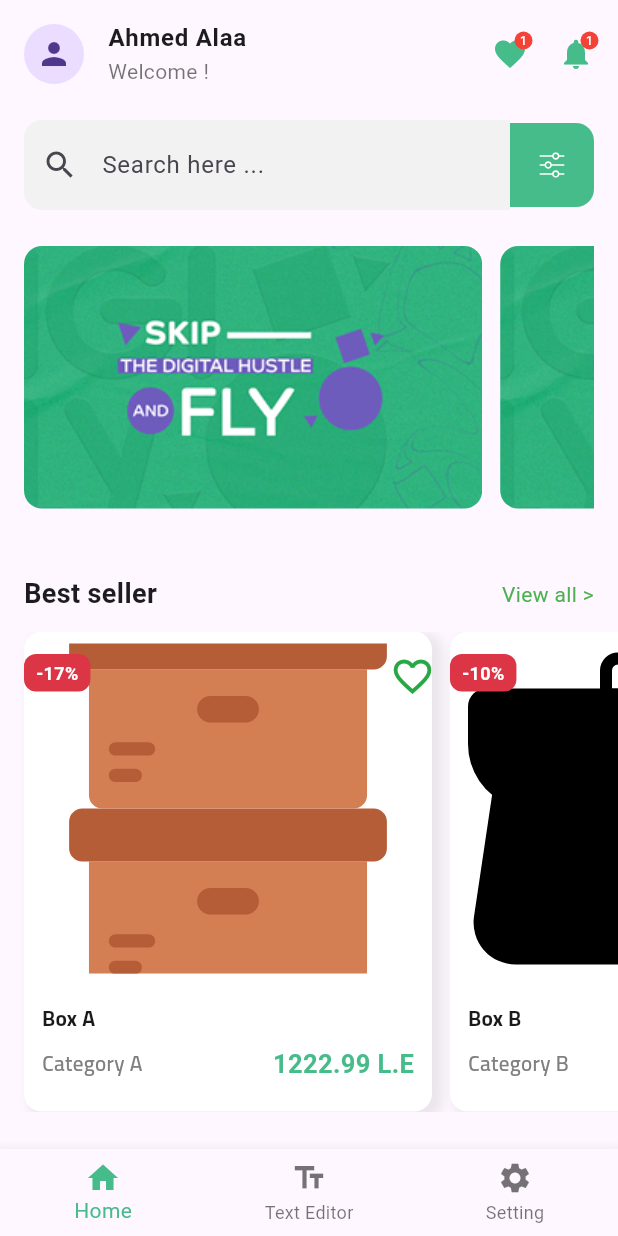
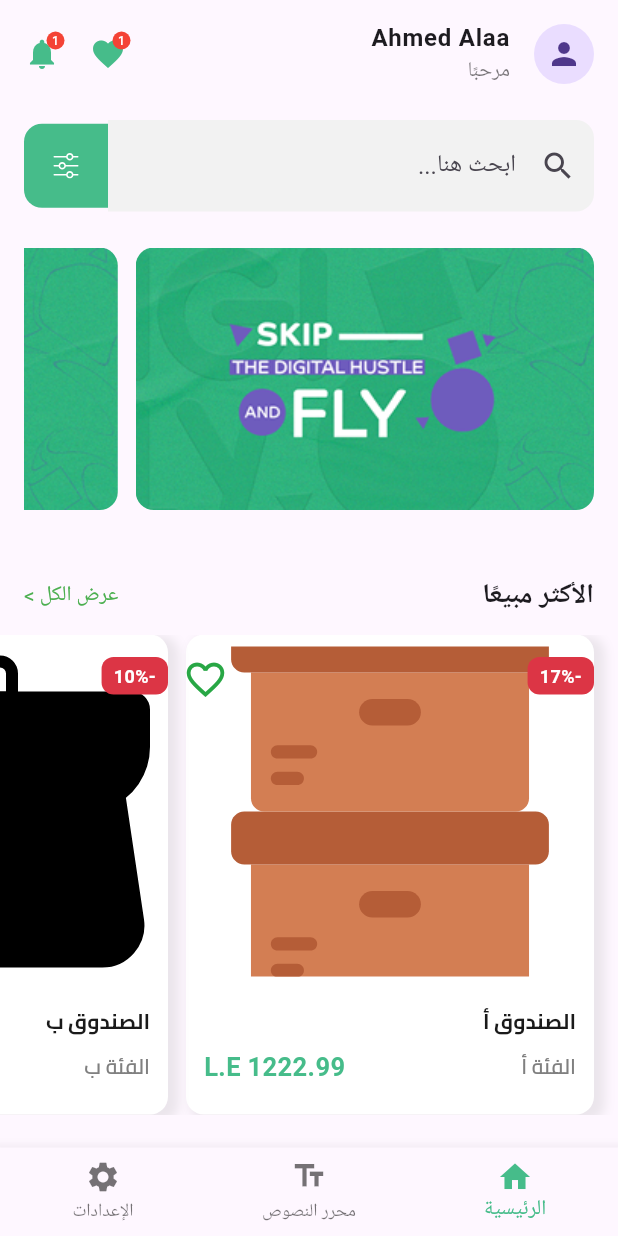
Before and after one commit to seifyaser/DigiFly, a Flutter app: the NavigationBartool screen opened by its route, on a phone screen of 412 x 824 dp. Run offline on Flutter 3.47's test engine with Material 3 defaults, Android fonts, the phone set to English and light mode, and no system bars; our stand-ins replace flutter_bloc, flutter_svg.

Commit message:
add localization strings to all screens

```diff
--- a/lib/main.dart
+++ b/lib/main.dart
@@ -18,6 +18,7 @@ class MyApp extends StatelessWidget {
     return BlocProvider(
       create: (context) => TextEditorCubit(),
       child: MaterialApp(
+        locale: Locale('ar'),
         localizationsDelegates: [
                 S.delegate,
                 GlobalMaterialLocalizations.delegate,
--- a/lib/presentation/AccountSettings/AccountScreen.dart
+++ b/lib/presentation/AccountSettings/AccountScreen.dart
@@ -1,3 +1,4 @@
+import 'package:digify/generated/l10n.dart';
 import 'package:digify/theme/appTheme.dart';
 import 'package:flutter/material.dart';
 import 'package:flutter_svg/flutter_svg.dart';
@@ -7,17 +8,18 @@ class AccountSettingsScreen extends StatelessWidget {
 
   @override
   Widget build(BuildContext context) {
+    final s = S.of(context);
     return Scaffold(
       appBar: AppBar(
         automaticallyImplyLeading: false,
-        title: const Center(child: Text('Setting')),
+        title: Center(child: Text(s.settingsTitle, style: Apptheme.buttonBoldprimary,)), // "Setting"
       ),
       body: ListView(
         padding: const EdgeInsets.all(16),
         children: [
           Row(
             children: [
-              CircleAvatar(radius: 30, child: Icon(Icons.person)),
+              const CircleAvatar(radius: 30, child: Icon(Icons.person)),
               const SizedBox(width: 16),
               Column(
                 crossAxisAlignment: CrossAxisAlignment.start,
@@ -35,61 +37,71 @@ class AccountSettingsScreen extends StatelessWidget {
               ),
             ],
           ),
+          const SizedBox(height: 30),
 
-          const SizedBox(height: 30),
-          const Text(
-            'Settings',
-            style: TextStyle(fontWeight: FontWeight.bold, fontSize: 14),
+          Text(
+            s.settingsTitle,
+            style: Apptheme.heading5,
           ),
+
           const SizedBox(height: 10),
+
           ListTile(
             leading: SvgPicture.asset(
               'assets/images/profileIcon.svg',
               height: 24,
             ),
-            title: const Text('Profile'),
+            title: Text(s.settingsProfile, style: Apptheme.heading4,),
             trailing: const Icon(Icons.chevron_right),
             onTap: () {
               Navigator.pushNamed(context, '/user-profile');
             },
           ),
+
           ListTile(
-            leading: SvgPicture.asset('assets/images/language.svg', height: 24),
-            title: const Text('Languages'),
+            leading: SvgPicture.asset(
+              'assets/images/language.svg',
+              height: 24,
+            ),
+            title: Text(s.settingsLanguages, style: Apptheme.heading4,),
             trailing: const Text('العربية', style: Apptheme.TextBold4),
             onTap: () {},
           ),
 
           const SizedBox(height: 30),
 
-          const Text(
-            'Contact us',
-            style: TextStyle(fontWeight: FontWeight.bold, fontSize: 14),
+          Text(
+            s.settingsCallUsBanner,
+            style: Apptheme.heading5,
           ),
+
           const SizedBox(height: 10),
+
           ListTile(
             leading: SvgPicture.asset(
               'assets/images/callUsICON.svg',
               height: 24,
             ),
-            title: const Text('Call us'),
+            title: Text(s.settingsCallUs, style: Apptheme.heading4,),
             trailing: const Icon(Icons.chevron_right),
             onTap: () {},
           ),
+
           ListTile(
             leading: SvgPicture.asset(
               'assets/images/ABOUTusICON.svg',
               height: 24,
             ),
-            title: const Text('About us'),
+            title: Text(s.settingsAboutUs, style: Apptheme.heading4,),
             trailing: const Icon(Icons.chevron_right),
             onTap: () {},
           ),
 
           const SizedBox(height: 30),
+
           ListTile(
             leading: SvgPicture.asset('assets/images/signout.svg', height: 24),
-            title: const Text('Sign out'),
+            title: Text(s.settingsSignOut, style: Apptheme.heading4,),
             onTap: () {
               Navigator.pushNamed(context, '/login-screen');
             },
--- a/lib/presentation/Login_screen.dart/widgets/Remember_forget_row.dart
+++ b/lib/presentation/Login_screen.dart/widgets/Remember_forget_row.dart
@@ -1,3 +1,4 @@
+import 'package:digify/generated/l10n.dart';
 import 'package:flutter/material.dart';
 import 'package:digify/theme/appTheme.dart';
 
@@ -21,12 +22,12 @@ class RememberForgotRow extends StatelessWidget {
           value: rememberMeValue,
           onChanged: onRememberMeChanged,
         ),
-        const Text('Remember me', style: Apptheme.caption1),
+         Text(S.of(context).authLoginRememberMe, style: Apptheme.caption1),
         const Spacer(),
         TextButton(
           onPressed: onForgotPassword,
-          child: const Text(
-            'Forgot Password ?',
+          child:  Text(
+            S.of(context).authLoginForgotPassword,
             style: TextStyle(color: Apptheme.primaryColor),
           ),
         ),
--- a/lib/presentation/TextEditor_screen/TextEditorScreen.dart
+++ b/lib/presentation/TextEditor_screen/TextEditorScreen.dart
@@ -1,3 +1,4 @@
+import 'package:digify/generated/l10n.dart';
 import 'package:digify/presentation/TextEditor_screen/cubit/text_editor_cubit.dart';
 import 'package:digify/presentation/TextEditor_screen/cubit/text_editor_state.dart';
 import 'package:digify/presentation/TextEditor_screen/widgets/FormatToolBar.dart';
@@ -15,17 +16,23 @@ class TextEditorScreen extends StatefulWidget {
 class _TextEditorScreenState extends State<TextEditorScreen> {
   late TextEditingController _controller;
 
-  final String _defaultText = """
-Lorem Ipsum is simply dummy text of the printing and typesetting industry.
-Lorem Ipsum has been the industry's standard dummy text ever since the 1500s,
-when an unknown printer took a galley of type and scrambled it to make a type specimen book.
-""";
+  bool _initialized = false;
 
   @override
   void initState() {
     super.initState();
-    _controller = TextEditingController(text: _defaultText);
-    context.read<TextEditorCubit>().updateText(_defaultText);
+    _controller = TextEditingController();
+  }
+
+  @override
+  void didChangeDependencies() {
+    super.didChangeDependencies();
+    if (!_initialized) {
+      final String defaultText = S.of(context).placeholderEditorfield;
+      _controller.text = defaultText;
+      context.read<TextEditorCubit>().updateText(defaultText);
+      _initialized = true;
+    }
   }
 
   @override
@@ -40,21 +47,18 @@ when an unknown printer took a galley of type and scrambled it to make a type sp
       listener: (context, state) {
         if (_controller.text != state.text) {
           _controller.text = state.text;
-          _controller.selection = TextSelection.collapsed(
-            offset: state.text.length,
-          );
+          _controller.selection = TextSelection.collapsed(offset: state.text.length);
         }
       },
       builder: (context, state) {
         return Scaffold(
           appBar: AppBar(
             automaticallyImplyLeading: false,
-            title: const Text(
-              "Text Editor",
-              style: TextStyle(color: Colors.black),
+            title: Text(
+              S.of(context).editorTitle,
+              style: Apptheme.buttonBoldprimary,
             ),
             centerTitle: true,
-
             elevation: 0,
           ),
           body: Padding(
@@ -62,7 +66,7 @@ when an unknown printer took a galley of type and scrambled it to make a type sp
             child: Column(
               crossAxisAlignment: CrossAxisAlignment.start,
               children: [
-                const Text('Introduce your self', style: Apptheme.heading3),
+                Text(S.of(context).editorIntroduceYourSelf, style: Apptheme.heading3),
                 const SizedBox(height: 20),
                 // =========== ToolBar =========== //
                 Row(
@@ -93,9 +97,8 @@ when an unknown printer took a galley of type and scrambled it to make a type sp
                     decoration: const InputDecoration(
                       border: OutlineInputBorder(),
                     ),
-                    onChanged:
-                        (text) =>
-                            context.read<TextEditorCubit>().updateText(text),
+                    onChanged: (text) =>
+                        context.read<TextEditorCubit>().updateText(text),
                   ),
                 ),
               ],
--- a/lib/presentation/home_screen/Widgets/SearchBar.dart
+++ b/lib/presentation/home_screen/Widgets/SearchBar.dart
@@ -1,7 +1,10 @@
+import 'package:digify/generated/l10n.dart';
 import 'package:flutter/material.dart';
 import 'package:flutter_svg/flutter_svg.dart';
 
-Widget buildSearchBar() {
+Widget buildSearchBar(BuildContext context) {
+  final TextDirection currentTextDirection = Directionality.of(context);
+
   return SliverToBoxAdapter(
     child: Padding(
       padding: const EdgeInsets.symmetric(horizontal: 16.0, vertical: 8),
@@ -12,23 +15,52 @@ Widget buildSearchBar() {
               decoration: InputDecoration(
                 filled: true,
                 fillColor: Color(0xffF2F2F2),
-                hintText: "Search here ...",
+                hintText: S.of(context).homeSearchPlaceholder,
                 prefixIcon: const Icon(Icons.search),
                 contentPadding: const EdgeInsets.symmetric(
                   vertical: 18,
                   horizontal: 16,
                 ),
+
                 enabledBorder: OutlineInputBorder(
-                  borderRadius: const BorderRadius.only(
-                    topLeft: Radius.circular(12),
-                    bottomLeft: Radius.circular(12),
+                  borderRadius: BorderRadius.only(
+                    topLeft:
+                        currentTextDirection == TextDirection.ltr
+                            ? Radius.circular(12)
+                            : Radius.zero,
+                    bottomLeft:
+                        currentTextDirection == TextDirection.ltr
+                            ? Radius.circular(12)
+                            : Radius.zero,
+                    topRight:
+                        currentTextDirection == TextDirection.rtl
+                            ? Radius.circular(12)
+                            : Radius.zero,
+                    bottomRight:
+                        currentTextDirection == TextDirection.rtl
+                            ? Radius.circular(12)
+                            : Radius.zero,
                   ),
                   borderSide: BorderSide.none,
                 ),
                 focusedBorder: OutlineInputBorder(
-                  borderRadius: const BorderRadius.only(
-                    topLeft: Radius.circular(12),
-                    bottomLeft: Radius.circular(12),
+                  borderRadius: BorderRadius.only(
+                    topLeft:
+                        currentTextDirection == TextDirection.ltr
+                            ? Radius.circular(12)
+                            : Radius.zero,
+                    bottomLeft:
+                        currentTextDirection == TextDirection.ltr
+                            ? Radius.circular(12)
+                            : Radius.zero,
+                    topRight:
+                        currentTextDirection == TextDirection.rtl
+                            ? Radius.circular(12)
+                            : Radius.zero,
+                    bottomRight:
+                        currentTextDirection == TextDirection.rtl
+                            ? Radius.circular(12)
+                            : Radius.zero,
                   ),
                   borderSide: BorderSide.none,
                 ),
@@ -39,11 +71,25 @@ Widget buildSearchBar() {
           Container(
             width: 56,
             height: 56,
-            decoration: const BoxDecoration(
+            decoration: BoxDecoration(
               color: Color(0xff46BC8A),
               borderRadius: BorderRadius.only(
-                topRight: Radius.circular(12),
-                bottomRight: Radius.circular(12),
+                topRight:
+                    currentTextDirection == TextDirection.ltr
+                        ? Radius.circular(12)
+                        : Radius.zero,
+                bottomRight:
+                    currentTextDirection == TextDirection.ltr
+                        ? Radius.circular(12)
+                        : Radius.zero,
+                topLeft:
+                    currentTextDirection == TextDirection.rtl
+                        ? Radius.circular(12)
+                        : Radius.zero,
+                bottomLeft:
+                    currentTextDirection == TextDirection.rtl
+                        ? Radius.circular(12)
+                        : Radius.zero,
               ),
             ),
             child: Center(
--- a/lib/presentation/home_screen/Widgets/WelcomeAppBar.dart
+++ b/lib/presentation/home_screen/Widgets/WelcomeAppBar.dart
@@ -1,7 +1,8 @@
 import 'package:digify/theme/appTheme.dart';
 import 'package:flutter/material.dart';
+import 'package:digify/generated/l10n.dart';
 
-Widget WelcomeAppBar() {
+Widget WelcomeAppBar(BuildContext context) {
   return SliverToBoxAdapter(
     child: SafeArea(
       child: Padding(
@@ -15,13 +16,15 @@ Widget WelcomeAppBar() {
             "Ahmed Alaa",
             style: TextStyle(fontWeight: FontWeight.bold, fontSize: 16),
           ),
-        subtitle: const Text("Welcome !",
-            style: TextStyle(fontSize: 14, color: Colors.black54)),
+          subtitle: Text(
+            S.of(context).homeWelcome,
+            style: const TextStyle(fontSize: 14, color: Colors.black54),
+          ),
           trailing: Row(
             mainAxisSize: MainAxisSize.min,
             children: [
               Stack(clipBehavior: Clip.none, children: const [
-              Icon(Icons.favorite, color: Apptheme.primaryColor,),
+                Icon(Icons.favorite, color: Apptheme.primaryColor),
                 Positioned(
                   right: -3,
                   top: -3,
@@ -35,7 +38,7 @@ Widget WelcomeAppBar() {
               ]),
               SizedBox(width: 20),
               Stack(clipBehavior: Clip.none, children: const [
-              Icon(Icons.notifications, color: Apptheme.primaryColor,),
+                Icon(Icons.notifications, color: Apptheme.primaryColor),
                 Positioned(
                   right: -3,
                   top: -3,
--- a/lib/presentation/home_screen/Widgets/productList.dart
+++ b/lib/presentation/home_screen/Widgets/productList.dart
@@ -2,8 +2,7 @@ import 'package:digify/presentation/home_screen/Widgets/ProductContainer.dart';
 import 'package:flutter/material.dart';
 import 'package:flutter/widgets.dart';
 
-Widget buildProductList() {
-
+Widget buildProductList(BuildContext context) {
   final List<Map<String, dynamic>> products = [
     {"name": "Box A", "price": 1222.99, "image": "assets/images/box10.svg", "category": "Category A", "discount": "-17%"},
     {"name": "Box B", "price": 1555.99, "image": "assets/images/box11.svg", "category": "Category B", "discount": "-10%"},
@@ -11,6 +10,17 @@ Widget buildProductList() {
     {"name": "Box D", "price": 34.99, "image": "assets/images/box13.svg", "category": "Category D", "discount": "-20%"},
     {"name": "Box E", "price": 39.99, "image": "assets/images/box14.svg", "category": "Category E", "discount": "-25%"},
   ];
+
+  final List<Map<String, dynamic>> productsarabic = [
+    {"name": "الصندوق أ", "price": 1222.99, "image": "assets/images/box10.svg", "category": "الفئة أ", "discount": "-17%"},
+    {"name": "الصندوق ب", "price": 1555.99, "image": "assets/images/box11.svg", "category": "الفئة ب", "discount": "-10%"},
+    {"name": "الصندوق ج", "price": 1000, "image": "assets/images/box12.svg", "category": "الفئة ج", "discount": "-15%"},
+    {"name": "الصندوق د", "price": 34.99, "image": "assets/images/box13.svg", "category": "الفئة د", "discount": "-20%"},
+    {"name": "الصندوق هـ", "price": 39.99, "image": "assets/images/box14.svg", "category": "الفئة هـ", "discount": "-25%"},
+  ];
+
+  bool isArabic = Localizations.localeOf(context).languageCode == 'ar';
+  final displayProducts = isArabic ? productsarabic : products;
 
   return SliverToBoxAdapter(
     child: Column(
@@ -21,15 +31,11 @@ Widget buildProductList() {
           padding: const EdgeInsets.symmetric(horizontal: 16, vertical: 12),
           child: Row(
             mainAxisAlignment: MainAxisAlignment.spaceBetween,
-            children: const [
-              Text(
-                "Best seller",
-                style: TextStyle(fontSize: 18, fontWeight: FontWeight.bold),
-              ),
-              Text(
-                "View all >",
-                style: TextStyle(color: Colors.green),
-              ),
+            children: [
+              Text(isArabic ? "الأكثر مبيعًا" : "Best seller",
+                  style: const TextStyle(fontSize: 18, fontWeight: FontWeight.bold)),
+              Text(isArabic ? "عرض الكل >" : "View all >",
+                  style: const TextStyle(color: Colors.green)),
             ],
           ),
         ),
@@ -38,10 +44,10 @@ Widget buildProductList() {
           child: ListView.separated(
             scrollDirection: Axis.horizontal,
             padding: const EdgeInsets.symmetric(horizontal: 16),
-            itemCount: products.length,
+            itemCount: displayProducts.length,
             separatorBuilder: (context, index) => const SizedBox(width: 12),
             itemBuilder: (context, index) {
-              final item = products[index];
+              final item = displayProducts[index];
               return Productcontainer(
                 name: item["name"],
                 category: item["category"],
--- a/lib/presentation/home_screen/homepage.dart
+++ b/lib/presentation/home_screen/homepage.dart
@@ -12,10 +12,10 @@ class HomePage extends StatelessWidget {
     return Scaffold(
       body: CustomScrollView(
         slivers: [
-          WelcomeAppBar(),
-          buildSearchBar(),
+          WelcomeAppBar(context),
+          buildSearchBar(context),
           buildBanner(),
-          buildProductList(),
+          buildProductList(context),
         ],
       ),
     );
--- a/lib/theme/appTheme.dart
+++ b/lib/theme/appTheme.dart
@@ -6,6 +6,7 @@ class Apptheme {
   static const Color textColorPrimary = Colors.black;
   static const Color textColorsecondary = Colors.white;
   static const Color Textcolortertiary = Color(0xff1A1A1A);
+  static const Color Textcolorquaternary = Color(0xff666666);
 
 
   static const String fontFamily = 'Cairo';
@@ -29,6 +30,20 @@ class Apptheme {
     fontSize: 16,
     fontWeight: FontWeight.w600, // SemiBold
     color: Color(0xff1A1A1A),
+  );
+
+  static const TextStyle heading4 = TextStyle(
+    fontFamily: fontFamily,
+    fontSize: 14,
+    fontWeight: FontWeight.w600, // SemiBold
+    color: Color(0xff1A1A1A),
+  );
+
+static const TextStyle heading5 = TextStyle(
+    fontFamily: fontFamily,
+    fontSize: 14,
+    fontWeight: FontWeight.w700, // Bold
+    color: Textcolorquaternary,
   );
 
   static const TextStyle body = TextStyle(
--- a/lib/widgets/NavigationBartool.dart
+++ b/lib/widgets/NavigationBartool.dart
@@ -1,6 +1,6 @@
+import 'package:digify/generated/l10n.dart';
 import 'package:digify/presentation/AccountSettings/AccountScreen.dart';
 import 'package:digify/presentation/TextEditor_screen/TextEditorScreen.dart';
-import 'package:digify/presentation/basicData_screen/basicData.dart';
 import 'package:digify/presentation/home_screen/homepage.dart';
 import 'package:digify/theme/appTheme.dart';
 import 'package:flutter/material.dart';
@@ -33,10 +33,10 @@ class _NavigationBartoolState extends State<NavigationBartool> {
         currentIndex: _selectedIndex,
         selectedItemColor: Apptheme.primaryColor,
         onTap: _onItemTapped,
-        items: const [
-          BottomNavigationBarItem(icon: Icon(Icons.home), label: "Home"),
-          BottomNavigationBarItem(icon: Icon(Icons.text_fields), label: "Text Editor"),
-          BottomNavigationBarItem(icon: Icon(Icons.settings), label: "Setting"),
+        items:  [
+          BottomNavigationBarItem(icon: Icon(Icons.home), label: S.of(context).homebar),
+          BottomNavigationBarItem(icon: Icon(Icons.text_fields), label: S.of(context).texteditorbar),
+          BottomNavigationBarItem(icon: Icon(Icons.settings), label: S.of(context).settingbar),
         ],
       ),
     );
```
Also changed, not shown: lib/l10n/intl_ar.arb (+60 -50 lines), lib/l10n/intl_en.arb (+61 -50 lines), lib/presentation/Login_screen.dart/LoginScreen.dart (+11 -11 lines), lib/presentation/Login_screen.dart/widgets/LoginForm.dart (+11 -19 lines), lib/presentation/basicData_screen/basicData.dart (+17 -16 lines), lib/presentation/home_screen/Widgets/ProductContainer.dart (+8 -5 lines), lib/presentation/signUp_screen/signUP.dart (+6 -5 lines), lib/presentation/signUp_screen/widgets/RegisterForm.dart (+26 -14 lines), lib/generated/intl/messages_ar.dart, lib/generated/intl/messages_en.dart, lib/generated/l10n.dart. Lines whose indentation alone changed are shown as unchanged.
